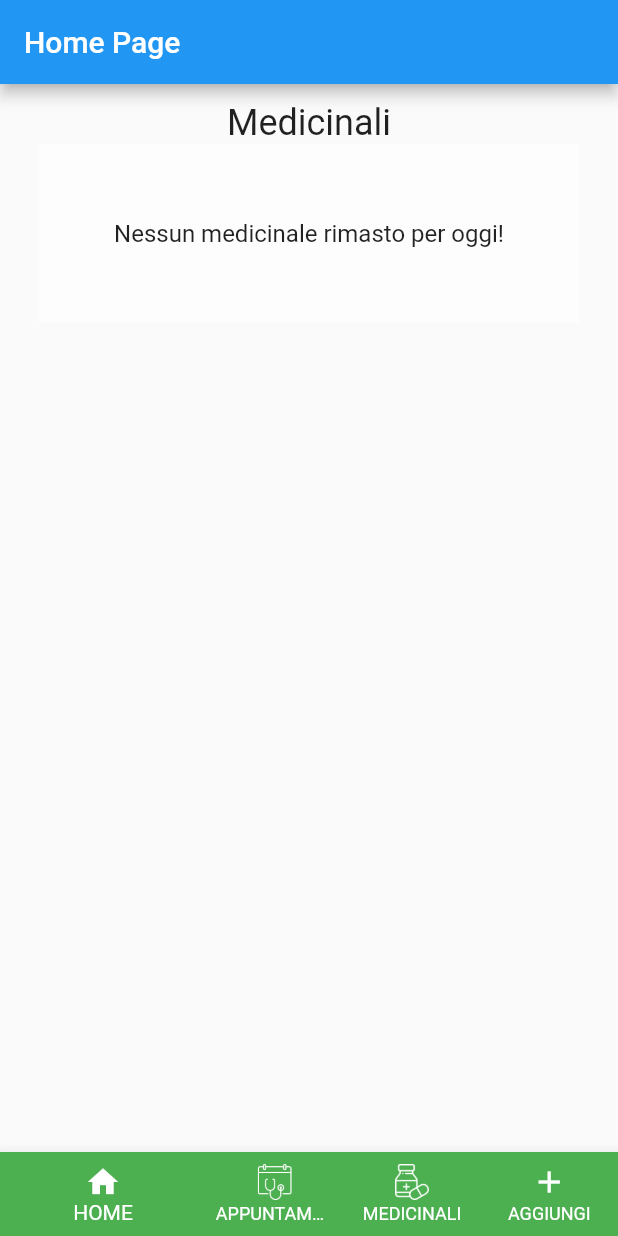
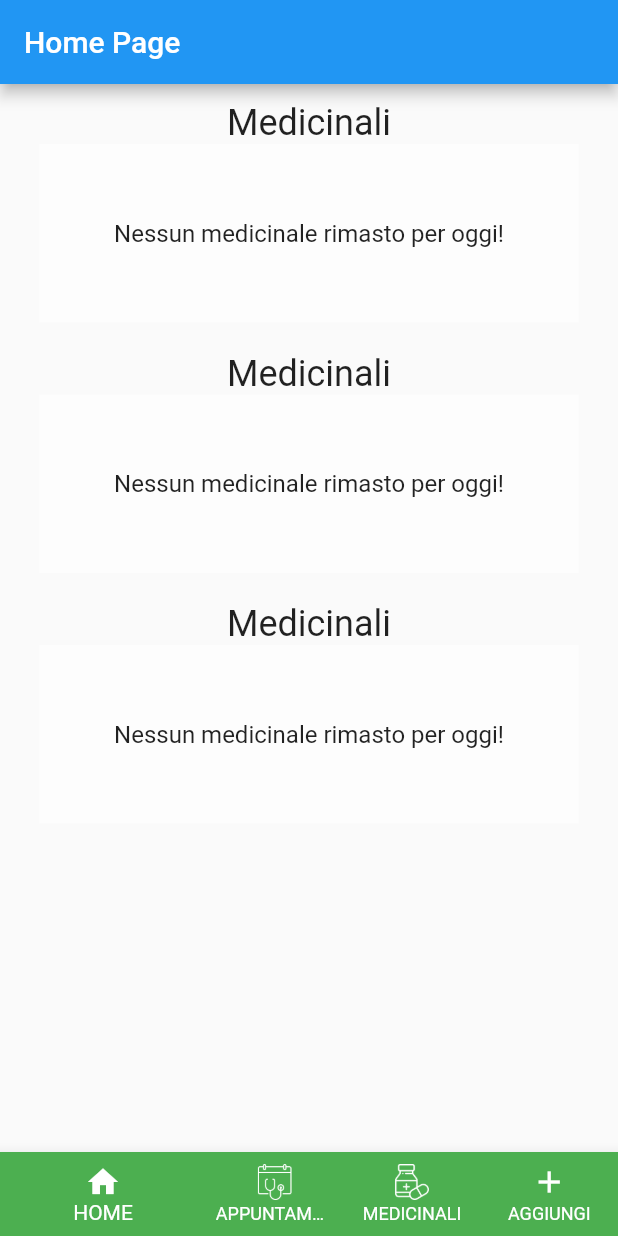
Before and after one commit to emanuelena49/ippocrate, a Flutter app: the screen it shows after launch, on a phone screen of 412 x 824 dp. Run offline on Flutter 3.47's test engine with Material 2 defaults, Android fonts, the phone set to English and light mode, and no system bars; our stand-ins replace badges, card_swiper, date_time_picker, flutter_slidable, flutter_typeahead, sqflite; accounts and stored records are empty.

Commit message:
little ui adjs and experiments

```diff
--- a/lib/components/swiper/medicine_swiper_card.dart
+++ b/lib/components/swiper/medicine_swiper_card.dart
@@ -19,14 +19,15 @@ class MedicineSwipeCard extends SwipableCard {
     return Card(
       elevation: 8,
       color: Colors.greenAccent,
-      margin: EdgeInsets.symmetric(vertical: 5, horizontal: 30),
+      margin: EdgeInsets.symmetric(horizontal: 4, vertical: 5),
       child: GestureDetector(
         onTap: () {
           // todo: open medicine
         },
         child: Padding(
-          padding: const EdgeInsets.all(12),
+          padding: const EdgeInsets.symmetric(vertical: 8, horizontal: 30),
           child: Column(
+            crossAxisAlignment: CrossAxisAlignment.start,
             children: [
 
               // medicine name
@@ -35,34 +36,22 @@ class MedicineSwipeCard extends SwipableCard {
                 style: Theme.of(context).textTheme.headline5,
               ),
 
-              SizedBox(height: 5,),
-
               // medicine frequence and period
               Text(
                 getIntervalText(medicine),
                 style: Theme.of(context).textTheme.subtitle2,
               ),
+
+              SizedBox(height: 5,),
+
+              // notes preview
               Text(
-                getIntakesPerDayText(medicine),
-                style: Theme.of(context).textTheme.subtitle2,
+                medicine.notes != null ? medicine.notes! : "",
+                overflow: TextOverflow.ellipsis,
+                maxLines: 1,
               ),
 
               SizedBox(height: 10,),
-
-              Container(
-                  height: 35,
-                  padding: EdgeInsets.only(bottom: 5),
-                  child: Column(
-                    mainAxisAlignment: MainAxisAlignment.end,
-                    children: [
-                      Text(
-                        medicine.notes != null ? medicine.notes! : "",
-                        overflow: TextOverflow.ellipsis,
-                        maxLines: 2,
-                      ),
-                    ],
-                  )
-              ),
 
               // perform intake row
               Row(
--- a/lib/components/swiper/swipe_carusel.dart
+++ b/lib/components/swiper/swipe_carusel.dart
@@ -20,7 +20,7 @@ class SwipeCarusel extends StatelessWidget {
   @override
   Widget build(BuildContext context) {
     return Container(
-      height: 205,
+      height: 160,
       child: Swiper(
         itemCount: cards.length,
         itemBuilder: (BuildContext context,int index){
--- a/lib/screens/home_screen.dart
+++ b/lib/screens/home_screen.dart
@@ -36,6 +36,7 @@ class _HomeScreenBody extends StatelessWidget {
     return ListView(
       children: [
 
+        // today's medicine intakes carusel
         Container(
             child: ChangeNotifierProvider.value(
               value: medicineIntakesModel,
@@ -87,6 +88,107 @@ class _HomeScreenBody extends StatelessWidget {
           ),
 
         // today's medicine intakes carusel
+        Container(
+          child: ChangeNotifierProvider.value(
+            value: medicineIntakesModel,
+            child: Consumer<MedicineIntakesModel>(
+              builder: (context, medIntakeModel, child) {
+                return Column(
+                  children: [
+                    Padding(
+                      padding: const EdgeInsets.only(top: 20),
+                      child: Text(
+                        "Medicinali",
+                        style: Theme.of(context).textTheme.headline5,
+                      ),
+                    ),
+                    Builder(
+                      builder: (context) {
+                        if (medIntakeModel.loading) {
+                          return CircularProgressIndicator();
+                        }
+
+                        var intakes = medIntakeModel.getIntakes(startDate: today, endDate: today,
+                            onlyNotDone: true);
+
+                        if (intakes.length == 0) {
+                          return Container(
+                            color: Colors.white54,
+                            child: Padding(
+                              padding: EdgeInsets.all(50),
+                              child: Text(
+                                "Nessun medicinale rimasto per oggi!",
+                                textAlign: TextAlign.center,
+                                style: Theme.of(context).textTheme.subtitle1,
+                              ),
+                            ),
+                          );
+                        }
+
+                        return SwipeCarusel(
+                          intakes.map((i) =>
+                              MedicineSwipeCard(medicineIntake: i)).toList(),
+                        );
+                      },
+                    )
+                  ],
+                );
+              },
+            ),
+          ),
+        ),
+
+        // today's medicine intakes carusel
+        Container(
+          child: ChangeNotifierProvider.value(
+            value: medicineIntakesModel,
+            child: Consumer<MedicineIntakesModel>(
+              builder: (context, medIntakeModel, child) {
+                return Column(
+                  children: [
+                    Padding(
+                      padding: const EdgeInsets.only(top: 20),
+                      child: Text(
+                        "Medicinali",
+                        style: Theme.of(context).textTheme.headline5,
+                      ),
+                    ),
+                    Builder(
+                      builder: (context) {
+                        if (medIntakeModel.loading) {
+                          return CircularProgressIndicator();
+                        }
+
+                        var intakes = medIntakeModel.getIntakes(startDate: today, endDate: today,
+                            onlyNotDone: true);
+
+                        if (intakes.length == 0) {
+                          return Container(
+                            color: Colors.white54,
+                            child: Padding(
+                              padding: EdgeInsets.all(50),
+                              child: Text(
+                                "Nessun medicinale rimasto per oggi!",
+                                textAlign: TextAlign.center,
+                                style: Theme.of(context).textTheme.subtitle1,
+                              ),
+                            ),
+                          );
+                        }
+
+                        return SwipeCarusel(
+                          intakes.map((i) =>
+                              MedicineSwipeCard(medicineIntake: i)).toList(),
+                        );
+                      },
+                    )
+                  ],
+                );
+              },
+            ),
+          ),
+        ),
+
       ],
     );
   }
```
